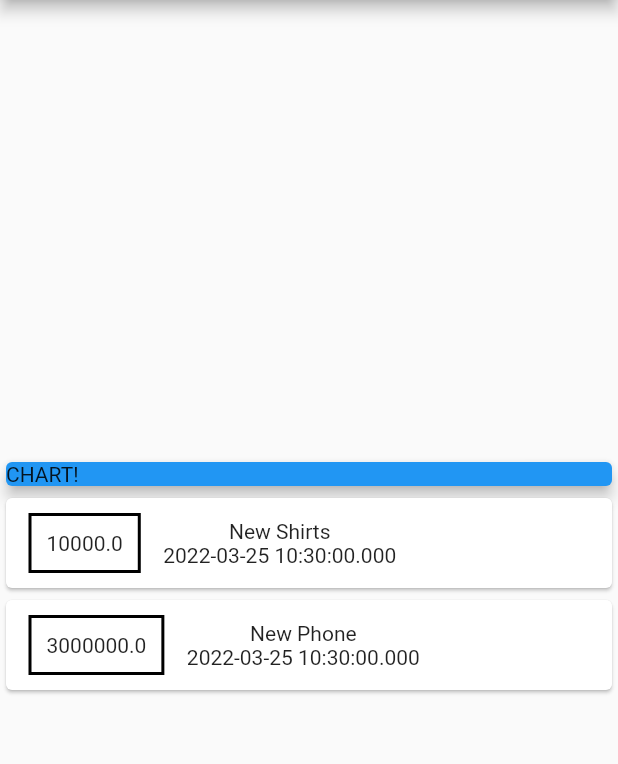
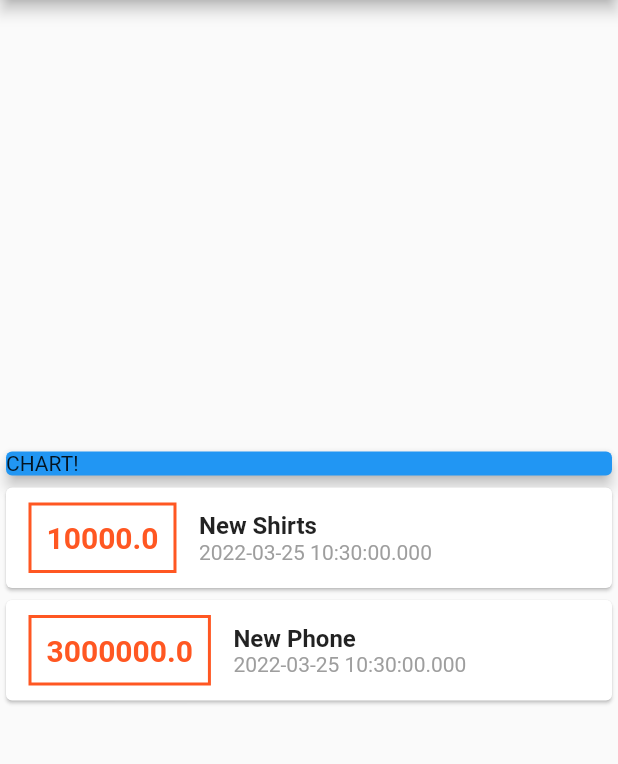
Before and after one commit to naufalakmal/expense_planner, a Flutter app: the screen it shows after launch, on a phone screen of 412 x 824 dp, the part 84-848 px from its top. Run offline on Flutter 3.47's test engine with Material 2 defaults, Android fonts, the phone set to English and light mode, and no system bars.

Commit message:
More Styling

```diff
--- a/lib/main.dart
+++ b/lib/main.dart
@@ -52,19 +52,31 @@ class MyApp extends StatelessWidget {
                             EdgeInsets.symmetric(vertical: 10, horizontal: 15),
                         decoration: BoxDecoration(
                           border: Border.all(
-                            color: Colors.black,
+                            color: Colors.deepOrange,
                             width: 2,
                           ),
                         ),
                         padding: EdgeInsets.all(10),
                         child: Text(
                           tx.amount.toString(),
+                          style: TextStyle(
+                            fontWeight: FontWeight.bold,
+                            fontSize: 20,
+                            color: Colors.deepOrange,
+                          ),
                         ),
                       ),
                       Column(
+                        crossAxisAlignment: CrossAxisAlignment.start,
                         children: [
-                          Text(tx.title),
-                          Text(tx.date.toString()),
+                          Text(
+                            tx.title,
+                            style: TextStyle(
+                              fontSize: 16,
+                              fontWeight: FontWeight.bold,
+                            ),
+                          ),
+                          Text(tx.date.toString(), style: TextStyle(color: Colors.grey),),
                         ],
                       )
                     ],
```
